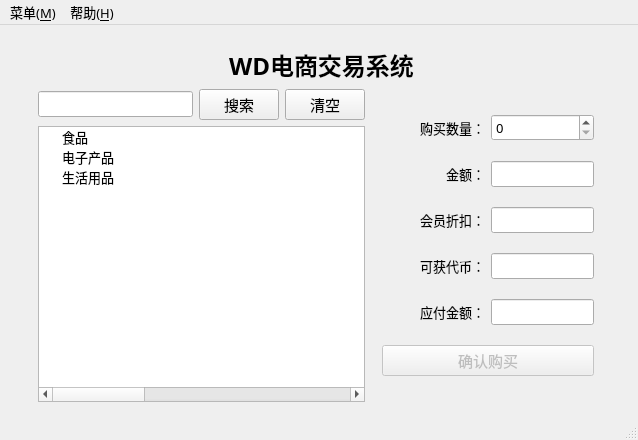
The window that WD_version3/WD_Client/mainwindow.ui (drcege/WD) describes before a commit, drawn with Qt 5.
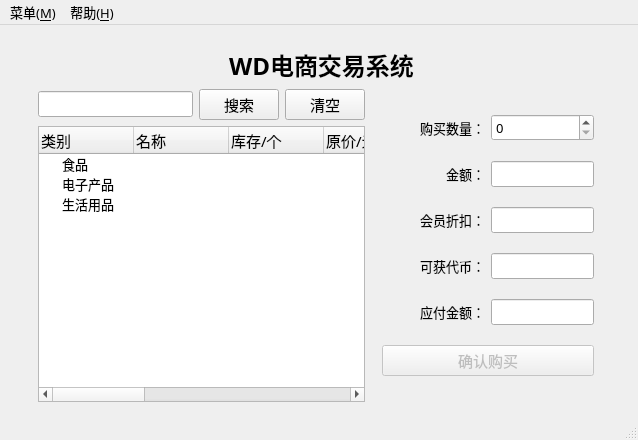
The same window after the commit. The open tabs and pages were chosen to show the change. Icons and pictures are not drawn.

The edit to the form file:
```diff
--- a/WD_version3/WD_Client/mainwindow.ui
+++ b/WD_version3/WD_Client/mainwindow.ui
@@ -604,10 +604,10 @@
            <bool>false</bool>
           </property>
           <property name="headerHidden">
-           <bool>true</bool>
+           <bool>false</bool>
           </property>
           <attribute name="headerVisible">
-           <bool>false</bool>
+           <bool>true</bool>
           </attribute>
           <attribute name="headerCascadingSectionResizes">
            <bool>false</bool>
```
Left out of the diff: 2 changed lines with no effect on the pictures.
